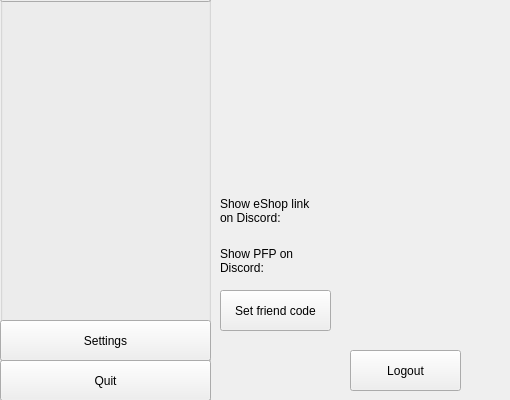
Above: client/layout/mainwindow.ui from MCMi460/NSO-RPC before the change; both pictures show x 0 to 510 and y 200 to 600 of the 600 by 600 pixel window. Below: the same form after it.
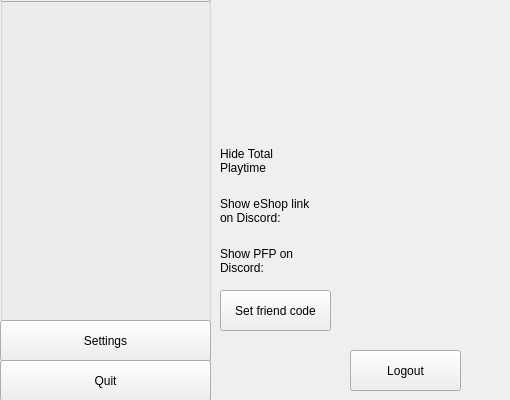
That is the form after the change. The open tabs and pages were chosen to show the change.

Commit message:
[Feat] Add toggle to hide Total Playtime from RPC & Update dependencies (#149)
* [deps] Bump dependencies versions

* [Feat] Add toggle to hide total playtime

The edit to the form file:
```diff
--- a/client/layout/mainwindow.ui
+++ b/client/layout/mainwindow.ui
@@ -691,6 +691,22 @@
         <bool>true</bool>
        </property>
       </widget>
+      <widget class="QLabel" name="label_26">
+       <property name="geometry">
+        <rect>
+         <x>10</x>
+         <y>340</y>
+         <width>101</width>
+         <height>41</height>
+        </rect>
+       </property>
+       <property name="text">
+        <string>Hide Total Playtime</string>
+       </property>
+       <property name="wordWrap">
+        <bool>true</bool>
+       </property>
+      </widget>
      </widget>
     </widget>
    </widget>
```
Left out of the diff: 2 changed lines with no effect on the pictures. The commit also changes 6 other files.
